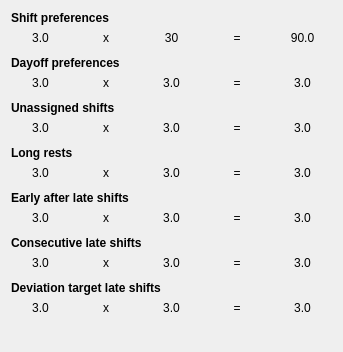
Qt form scoreinfoboard.ui (gil9red/combustion) before a commit.
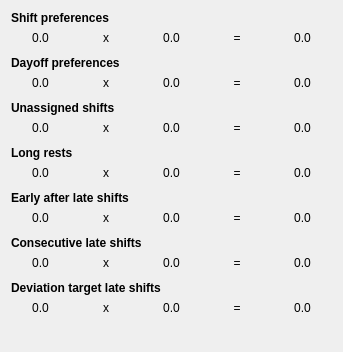
The same form after that commit.

Commit message: Подготовка для реализации класса подсчета очков

The edit to the form file:
```diff
--- a/scoreinfoboard.ui
+++ b/scoreinfoboard.ui
@@ -19,7 +19,7 @@
      <item row="1" column="4">
       <widget class="QLabel" name="label_6">
        <property name="text">
-        <string>90.0</string>
+        <string>0.0</string>
        </property>
        <property name="alignment">
         <set>Qt::AlignCenter</set>
@@ -90,7 +90,7 @@
      <item row="1" column="2">
       <widget class="QLabel" name="label_4">
        <property name="text">
-        <string>30</string>
+        <string>0.0</string>
        </property>
        <property name="alignment">
         <set>Qt::AlignCenter</set>
@@ -110,7 +110,7 @@
      <item row="1" column="0">
       <widget class="QLabel" name="label_2">
        <property name="text">
-        <string>3.0</string>
+        <string>0.0</string>
        </property>
        <property name="alignment">
         <set>Qt::AlignCenter</set>
@@ -186,7 +186,7 @@
      <item row="4" column="0">
       <widget class="QLabel" name="label_13">
        <property name="text">
-        <string>3.0</string>
+        <string>0.0</string>
        </property>
        <property name="alignment">
         <set>Qt::AlignCenter</set>
@@ -264,7 +264,7 @@
      <item row="4" column="2">
       <widget class="QLabel" name="label_15">
        <property name="text">
-        <string>3.0</string>
+        <string>0.0</string>
        </property>
        <property name="alignment">
         <set>Qt::AlignCenter</set>
@@ -274,7 +274,7 @@
      <item row="10" column="0">
       <widget class="QLabel" name="label_23">
        <property name="text">
-        <string>3.0</string>
+        <string>0.0</string>
        </property>
        <property name="alignment">
         <set>Qt::AlignCenter</set>
@@ -300,7 +300,7 @@
      <item row="7" column="0">
       <widget class="QLabel" name="label_18">
        <property name="text">
-        <string>3.0</string>
+        <string>0.0</string>
        </property>
        <property name="alignment">
         <set>Qt::AlignCenter</set>
@@ -330,7 +330,7 @@
      <item row="4" column="4">
       <widget class="QLabel" name="label_17">
        <property name="text">
-        <string>3.0</string>
+        <string>0.0</string>
        </property>
        <property name="alignment">
         <set>Qt::AlignCenter</set>
@@ -350,7 +350,7 @@
      <item row="7" column="2">
       <widget class="QLabel" name="label_20">
        <property name="text">
-        <string>3.0</string>
+        <string>0.0</string>
        </property>
        <property name="alignment">
         <set>Qt::AlignCenter</set>
@@ -370,7 +370,7 @@
      <item row="7" column="4">
       <widget class="QLabel" name="label_22">
        <property name="text">
-        <string>3.0</string>
+        <string>0.0</string>
        </property>
        <property name="alignment">
         <set>Qt::AlignCenter</set>
@@ -380,7 +380,7 @@
      <item row="19" column="4">
       <widget class="QLabel" name="label_41">
        <property name="text">
-        <string>3.0</string>
+        <string>0.0</string>
        </property>
        <property name="alignment">
         <set>Qt::AlignCenter</set>
@@ -390,7 +390,7 @@
      <item row="10" column="4">
       <widget class="QLabel" name="label_28">
        <property name="text">
-        <string>3.0</string>
+        <string>0.0</string>
        </property>
        <property name="alignment">
         <set>Qt::AlignCenter</set>
@@ -400,7 +400,7 @@
      <item row="13" column="0">
       <widget class="QLabel" name="label_26">
        <property name="text">
-        <string>3.0</string>
+        <string>0.0</string>
        </property>
        <property name="alignment">
         <set>Qt::AlignCenter</set>
@@ -440,7 +440,7 @@
      <item row="10" column="2">
       <widget class="QLabel" name="label_27">
        <property name="text">
-        <string>3.0</string>
+        <string>0.0</string>
        </property>
        <property name="alignment">
         <set>Qt::AlignCenter</set>
@@ -460,7 +460,7 @@
      <item row="13" column="2">
       <widget class="QLabel" name="label_30">
        <property name="text">
-        <string>3.0</string>
+        <string>0.0</string>
        </property>
        <property name="alignment">
         <set>Qt::AlignCenter</set>
@@ -470,7 +470,7 @@
      <item row="13" column="4">
       <widget class="QLabel" name="label_32">
        <property name="text">
-        <string>3.0</string>
+        <string>0.0</string>
        </property>
        <property name="alignment">
         <set>Qt::AlignCenter</set>
@@ -480,7 +480,7 @@
      <item row="16" column="0">
       <widget class="QLabel" name="label_33">
        <property name="text">
-        <string>3.0</string>
+        <string>0.0</string>
        </property>
        <property name="alignment">
         <set>Qt::AlignCenter</set>
@@ -500,7 +500,7 @@
      <item row="16" column="2">
       <widget class="QLabel" name="label_35">
        <property name="text">
-        <string>3.0</string>
+        <string>0.0</string>
        </property>
        <property name="alignment">
         <set>Qt::AlignCenter</set>
@@ -510,7 +510,7 @@
      <item row="16" column="4">
       <widget class="QLabel" name="label_37">
        <property name="text">
-        <string>3.0</string>
+        <string>0.0</string>
        </property>
        <property name="alignment">
         <set>Qt::AlignCenter</set>
@@ -520,7 +520,7 @@
      <item row="19" column="0">
       <widget class="QLabel" name="label_38">
        <property name="text">
-        <string>3.0</string>
+        <string>0.0</string>
        </property>
        <property name="alignment">
         <set>Qt::AlignCenter</set>
@@ -530,7 +530,7 @@
      <item row="19" column="2">
       <widget class="QLabel" name="label_39">
        <property name="text">
-        <string>3.0</string>
+        <string>0.0</string>
        </property>
        <property name="alignment">
         <set>Qt::AlignCenter</set>
```
The commit also changes 2 other files.
